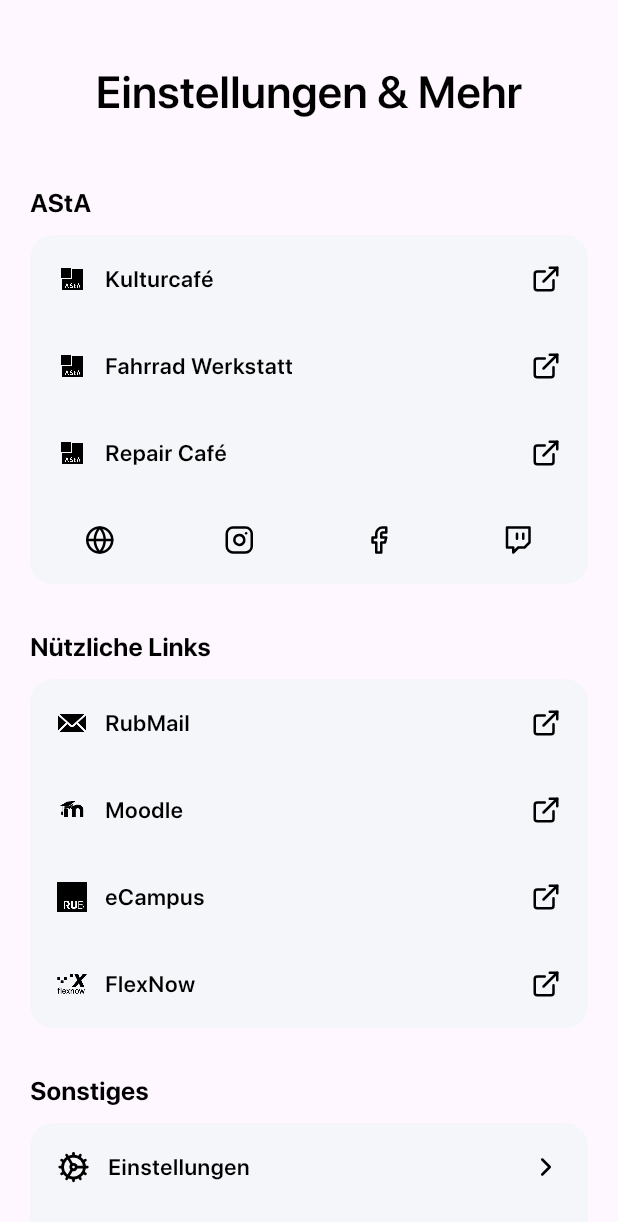
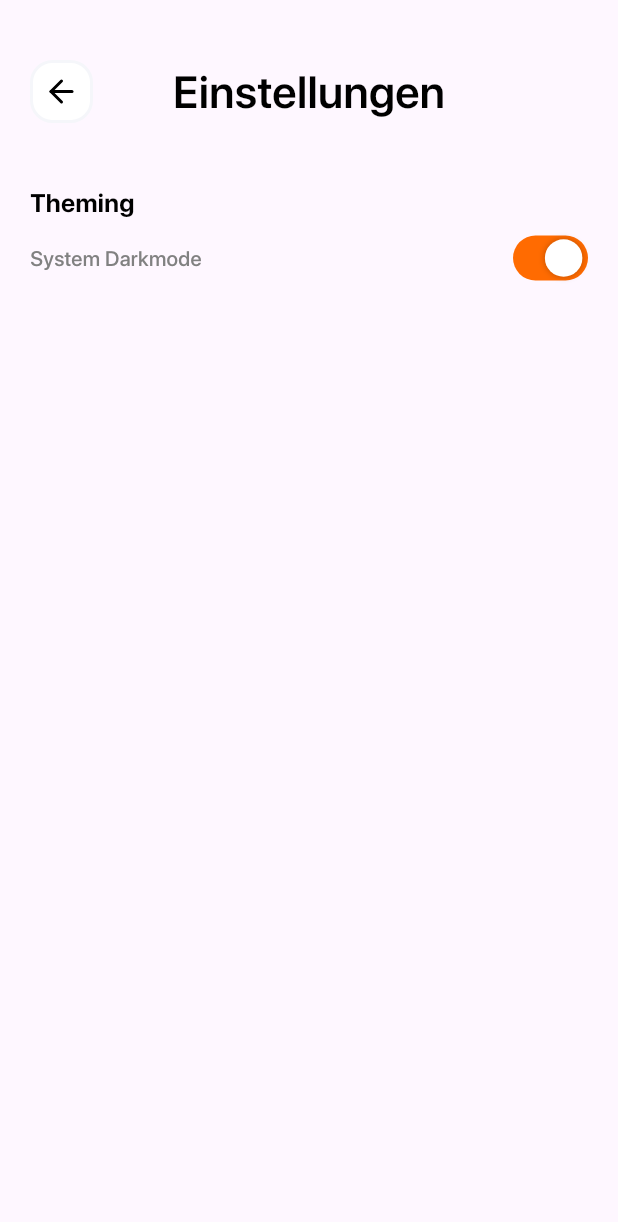
Before and after one commit to astarub/campus_app, a Flutter app: the MorePage screen opened directly with empty values, after a tap on "Einstellungen", on a phone screen of 412 x 824 dp. Shown: the top 1222 px of the screen. Run offline on Flutter 3.47's test engine with Material 2 defaults, Android fonts, the phone set to English and light mode, and no system bars; our stand-ins replace cached_network_image, cookie_jar, dartz, dio, dio_cookie_manager, flutter_html and 4 more; missing offline and left inert: flutter_displaymode, snapping_sheet; accounts and stored records are empty; generated files the repository leaves out were written again; project files that could hold a hidden picture were left out.

Commit message:
Settings page and static info page
This commit adds the settings page with a custom switch widget. Moreover, it adds a static information page for displaying the imprint and privacy texts.

````diff
--- a/lib/pages/more/more_page.dart
+++ b/lib/pages/more/more_page.dart
@@ -5,6 +5,8 @@ import 'package:campus_app/core/themes.dart';
 import 'package:campus_app/pages/home/widgets/page_navigation_animation.dart';
 import 'package:campus_app/pages/more/widgets/external_link_button.dart';
 import 'package:campus_app/pages/more/widgets/button_group.dart';
+import 'package:campus_app/pages/more/static_info_page.dart';
+import 'package:campus_app/pages/more/settings_page.dart';
 
 class MorePage extends StatelessWidget {
   final GlobalKey<NavigatorState> mainNavigatorKey;
@@ -17,6 +19,9 @@ class MorePage extends StatelessWidget {
     required this.pageEntryAnimationKey,
     required this.pageExitAnimationKey,
   }) : super(key: key);
+
+  static const String imprint = 'dfkajödslkf';
+  static const String privacy = 'dföjköaldf';
 
   @override
   Widget build(BuildContext context) {
@@ -106,19 +111,40 @@ class MorePage extends StatelessWidget {
                             title: 'Einstellungen',
                             leadingIconPath: 'assets/img/icons/settings.svg',
                             trailingIconPath: 'assets/img/icons/chevron-right.svg',
-                            onTap: () {},
+                            onTap: () {
+                              Navigator.push(
+                                context,
+                                MaterialPageRoute(
+                                  builder: (context) => const SettingsPage(),
+                                ),
+                              );
+                            },
                           ),
                           ExternalLinkButton(
                             title: 'Datenschutz',
                             leadingIconPath: 'assets/img/icons/info.svg',
                             trailingIconPath: 'assets/img/icons/chevron-right.svg',
-                            onTap: () {},
+                            onTap: () {
+                              Navigator.push(
+                                context,
+                                MaterialPageRoute(
+                                  builder: (context) => const StaticInfoPage(title: 'Datenschutz', content: privacy),
+                                ),
+                              );
+                            },
                           ),
                           ExternalLinkButton(
                             title: 'Impressum',
                             leadingIconPath: 'assets/img/icons/info.svg',
                             trailingIconPath: 'assets/img/icons/chevron-right.svg',
-                            onTap: () {},
+                            onTap: () {
+                              Navigator.push(
+                                context,
+                                MaterialPageRoute(
+                                  builder: (context) => const StaticInfoPage(title: 'Impressum', content: imprint),
+                                ),
+                              );
+                            },
                           ),
                           ExternalLinkButton(
                             title: 'Verwendete Ressourcen',
@@ -129,14 +155,12 @@ class MorePage extends StatelessWidget {
                         ],
                       ),
                       // AStA logo at the bottom of the page
-                      Expanded(
-                        child: Image.asset(
-                          'assets/img/asta_logo.png',
-                          width: 50,
-                          height: 50,
-                          color: Colors.black.withOpacity(0.05),
-                          alignment: Alignment.bottomCenter,
-                        ),
+                      Image.asset(
+                        'assets/img/asta_logo.png',
+                        width: 50,
+                        height: 50,
+                        color: Colors.black.withOpacity(0.05),
+                        alignment: Alignment.bottomCenter,
                       ),
                     ],
                   ),
--- /dev/null
+++ b/lib/pages/more/settings_page.dart
@@ -0,0 +1,97 @@
+import 'package:flutter/material.dart';
+import 'package:provider/provider.dart';
+
+import 'package:campus_app/core/themes.dart';
+import 'package:campus_app/core/settings.dart';
+import 'package:campus_app/utils/widgets/campus_icon_button.dart';
+import 'package:campus_app/pages/more/widgets/leading_text_switch.dart';
+
+/// This page displays the app settings
+class SettingsPage extends StatefulWidget {
+  const SettingsPage({Key? key}) : super(key: key);
+
+  @override
+  State<SettingsPage> createState() => _SettingsPageState();
+}
+
+class _SettingsPageState extends State<SettingsPage> {
+  bool _systemDarkmode = true;
+
+  @override
+  Widget build(BuildContext context) {
+    return Scaffold(
+      backgroundColor: Provider.of<ThemesNotifier>(context).currentThemeData.backgroundColor,
+      body: Padding(
+        padding: const EdgeInsets.only(top: 40, left: 20, right: 20),
+        child: Column(
+          children: [
+            // Back button & page title
+            Padding(
+              padding: const EdgeInsets.only(bottom: 40),
+              child: SizedBox(
+                width: double.infinity,
+                child: Stack(
+                  children: [
+                    CampusIconButton(
+                      iconPath: 'assets/img/icons/arrow-left.svg',
+                      onTap: () {
+                        Navigator.pop(context);
+                      },
+                    ),
+                    Align(
+                      child: Text(
+                        'Einstellungen',
+                        style: Provider.of<ThemesNotifier>(context).currentThemeData.textTheme.displayMedium,
+                      ),
+                    ),
+                  ],
+                ),
+              ),
+            ),
+            // Imprint
+            Expanded(
+              child: ListView(
+                physics: const BouncingScrollPhysics(),
+                children: [
+                  const SectionHeadline(headline: 'Theming'),
+                  // System Darkmode
+                  LeadingTextSwitch(
+                    text: 'System Darkmode',
+                    isActive: _systemDarkmode,
+                    onToggle: (value) {
+                      setState(() {
+                        _systemDarkmode = !_systemDarkmode;
+                      });
+                    },
+                  ),
+                ],
+              ),
+            ),
+          ],
+        ),
+      ),
+    );
+  }
+}
+
+/// This widget displays a single section headline in the settings page
+class SectionHeadline extends StatelessWidget {
+  final String headline;
+
+  const SectionHeadline({
+    Key? key,
+    required this.headline,
+  }) : super(key: key);
+
+  @override
+  Widget build(BuildContext context) {
+    return Padding(
+      padding: const EdgeInsets.only(bottom: 10),
+      child: Text(
+        headline,
+        textAlign: TextAlign.left,
+        style: Provider.of<ThemesNotifier>(context).currentThemeData.textTheme.headlineSmall,
+      ),
+    );
+  }
+}
--- /dev/null
+++ b/lib/pages/more/static_info_page.dart
@@ -0,0 +1,67 @@
+import 'package:flutter/material.dart';
+import 'package:provider/provider.dart';
+
+import 'package:campus_app/core/themes.dart';
+import 'package:campus_app/utils/widgets/campus_icon_button.dart';
+
+/// This page displays static information
+class StaticInfoPage extends StatelessWidget {
+  /// The page title that is displayed above the content
+  final String title;
+
+  /// The content that is displayed on the page
+  final String content;
+
+  const StaticInfoPage({
+    Key? key,
+    required this.title,
+    required this.content,
+  }) : super(key: key);
+
+  @override
+  Widget build(BuildContext context) {
+    return Scaffold(
+      backgroundColor: Provider.of<ThemesNotifier>(context).currentThemeData.backgroundColor,
+      body: Padding(
+        padding: const EdgeInsets.only(top: 40, left: 20, right: 20),
+        child: Column(
+          children: [
+            // Back button & page title
+            Padding(
+              padding: const EdgeInsets.only(bottom: 40),
+              child: SizedBox(
+                width: double.infinity,
+                child: Stack(
+                  children: [
+                    CampusIconButton(
+                      iconPath: 'assets/img/icons/arrow-left.svg',
+                      onTap: () {
+                        Navigator.pop(context);
+                      },
+                    ),
+                    Align(
+                      child: Text(
+                        title,
+                        style: Provider.of<ThemesNotifier>(context).currentThemeData.textTheme.displayMedium,
+                      ),
+                    ),
+                  ],
+                ),
+              ),
+            ),
+            // Content
+            Expanded(
+              child: Padding(
+                padding: const EdgeInsets.only(bottom: 20),
+                child: Text(
+                  content,
+                  style: Provider.of<ThemesNotifier>(context).currentThemeData.textTheme.bodyMedium,
+                ),
+              ),
+            ),
+          ],
+        ),
+      ),
+    );
+  }
+}
--- /dev/null
+++ b/lib/pages/more/widgets/leading_text_switch.dart
@@ -0,0 +1,38 @@
+import 'package:flutter/material.dart';
+import 'package:provider/provider.dart';
+
+import 'package:campus_app/core/themes.dart';
+import 'package:campus_app/utils/widgets/campus_switch.dart';
+
+/// This widget displays a [Text] and a [CampusSwitch] widget in a row.
+class LeadingTextSwitch extends StatelessWidget {
+  /// The description for the switch
+  final String text;
+
+  /// Wether the switch should be a active or not
+  final bool isActive;
+
+  /// The callback that is executed whenever the value of the switch changes
+  final ValueChanged<bool> onToggle;
+
+  const LeadingTextSwitch({
+    Key? key,
+    required this.text,
+    required this.isActive,
+    required this.onToggle,
+  }) : super(key: key);
+
+  @override
+  Widget build(BuildContext context) {
+    return Row(
+      mainAxisAlignment: MainAxisAlignment.spaceBetween,
+      children: [
+        Text(
+          text,
+          style: Provider.of<ThemesNotifier>(context).currentThemeData.textTheme.bodyMedium,
+        ),
+        CampusSwitch(value: isActive, onToggle: onToggle),
+      ],
+    );
+  }
+}
--- /dev/null
+++ b/lib/utils/widgets/campus_switch.dart
@@ -0,0 +1,399 @@
+import 'package:flutter/material.dart';
+
+/// This widget shows a switch that uses the CampusApp design language
+class CampusSwitch extends StatefulWidget {
+  /// Determines if the switch is on or off.
+  final bool value;
+
+  /// Called when the user toggles the switch.
+  ///
+  /// [onToggle] should update the state of the parent [StatefulWidget]
+  /// using the [setState] method, so that the parent gets rebuilt; for example:
+  ///
+  /// ```dart
+  /// FlutterSwitch(
+  ///   value: _status,
+  ///   onToggle: (val) {
+  ///     setState(() {
+  ///        _status = val;
+  ///     });
+  ///   },
+  /// ),
+  /// ```
+  final ValueChanged<bool> onToggle;
+
+  /// Displays an on or off text.
+  ///
+  /// Text value can be override by the [activeText] and
+  /// [inactiveText] properties.
+  final bool showOnOff;
+
+  /// The text to display when the switch is on.
+  /// This parameter is only necessary when [showOnOff] property is true.
+  ///
+  /// To change value style, the following properties are available:
+  ///
+  /// - [activeTextColor] - The color to use on the text value when the switch is on.
+  /// - [activeTextFontWeight] - The font weight to use on the text value when the switch is on.
+  final String? activeText;
+
+  /// The text to display when the switch is off.
+  /// This parameter is only necessary when [showOnOff] property is true.
+  ///
+  /// To change value style, the following properties are available:
+  ///
+  /// - [inactiveTextColor] - The color to use on the text value when the switch is off.
+  /// - [inactiveTextFontWeight] - The font weight to use on the text value when the switch is off.
+  final String? inactiveText;
+
+  /// The color to use on the switch when the switch is on.
+  final Color activeColor;
+
+  /// The color to use on the switch when the switch is off.
+  final Color inactiveColor;
+
+  /// The color to use on the text value when the switch is on.
+  /// This parameter is only necessary when [showOnOff] property is true.
+  final Color activeTextColor;
+
+  /// The color to use on the text value when the switch is off.
+  /// This parameter is only necessary when [showOnOff] property is true.
+  final Color inactiveTextColor;
+
+  /// The font weight to use on the text value when the switch is on.
+  /// This parameter is only necessary when [showOnOff] property is true.
+  final FontWeight? activeTextFontWeight;
+
+  /// The font weight to use on the text value when the switch is off.
+  /// This parameter is only necessary when [showOnOff] property is true.
+  final FontWeight? inactiveTextFontWeight;
+
+  /// The color to use on the toggle of the switch.
+  ///
+  /// If the [activeSwitchBorder] or [inactiveSwitchBorder] is used, this property must be null.
+  final Color toggleColor;
+
+  /// The color to use on the toggle of the switch when the given value is true.
+  ///
+  /// If [inactiveToggleColor] is used and this property is null. the value of
+  /// [Colors.white] will be used.
+  final Color? activeToggleColor;
+
+  /// The color to use on the toggle of the switch when the given value is false.
+  ///
+  /// If [activeToggleColor] is used and this property is null. the value of
+  /// [Colors.white] will be used.
+  final Color? inactiveToggleColor;
+
+  /// The given width of the switch.
+  final double width;
+
+  /// The given height of the switch.
+  final double height;
+
+  /// The size of the toggle of the switch.
+  final double toggleSize;
+
+  /// The font size of the values of the switch.
+  /// This parameter is only necessary when [showOnOff] property is true.
+  final double valueFontSize;
+
+  /// The border radius of the switch.
+  final double borderRadius;
+
+  /// The shadow of the switch
+  final BoxShadow toggleShadow;
+
+  /// The padding of the switch.
+  final double padding;
+
+  /// The border of the switch.
+  ///
+  /// This property will give a uniform border to both states of the toggle.
+  ///
+  /// If the [activeSwitchBorder] or [inactiveSwitchBorder] is used, this property must be null.
+  final BoxBorder? switchBorder;
+
+  /// The border of the switch when the given value is true.
+  final BoxBorder? activeSwitchBorder;
+
+  /// The border of the switch when the given value is false.
+  final BoxBorder? inactiveSwitchBorder;
+
+  /// The border of the toggle.
+  ///
+  /// This property will give a uniform border to both states of the toggle
+  ///
+  /// If the [activeToggleBorder] or [inactiveToggleBorder] is used, this property must be null.
+  final BoxBorder? toggleBorder;
+
+  /// The border of the toggle when the given value is true.
+  final BoxBorder? activeToggleBorder;
+
+  /// The border of the toggle when the given value is false.
+  final BoxBorder? inactiveToggleBorder;
+
+  /// The icon inside the toggle when the given value is true.
+  /// activeIcon can be an Icon Widget, an Image or Fontawesome Icons.
+  final Widget? activeIcon;
+
+  /// The icon inside the toggle when the given value is false.
+  /// inactiveIcon can be an Icon Widget, an Image or Fontawesome Icons.
+  final Widget? inactiveIcon;
+
+  /// The duration in milliseconds to change the state of the switch
+  final Duration duration;
+
+  /// The animation curve that is used to change the state of the switch
+  final Curve curve;
+
+  /// Determines whether the switch is disabled.
+  final bool disabled;
+
+  const CampusSwitch({
+    Key? key,
+    required this.value,
+    required this.onToggle,
+    this.activeColor = const Color.fromRGBO(255, 107, 1, 1),
+    this.inactiveColor = const Color.fromRGBO(245, 246, 250, 1),
+    this.activeTextColor = Colors.white70,
+    this.inactiveTextColor = Colors.white70,
+    this.toggleColor = Colors.white,
+    this.activeToggleColor,
+    this.inactiveToggleColor,
+    this.width = 50.0,
+    this.height = 30.0,
+    this.toggleSize = 27.5,
+    this.valueFontSize = 16.0,
+    this.borderRadius = 20.0,
+    this.padding = 2.5,
+    this.toggleShadow = const BoxShadow(color: Colors.black26, blurRadius: 3),
+    this.showOnOff = false,
+    this.activeText,
+    this.inactiveText,
+    this.activeTextFontWeight,
+    this.inactiveTextFontWeight,
+    this.switchBorder,
+    this.activeSwitchBorder,
+    this.inactiveSwitchBorder,
+    this.toggleBorder,
+    this.activeToggleBorder,
+    this.inactiveToggleBorder,
+    this.activeIcon,
+    this.inactiveIcon,
+    this.duration = const Duration(milliseconds: 200),
+    this.curve = Curves.ease,
+    this.disabled = false,
+  })  : assert(
+            (switchBorder == null || activeSwitchBorder == null) &&
+                (switchBorder == null || inactiveSwitchBorder == null),
+            'Cannot provide switchBorder when an activeSwitchBorder or inactiveSwitchBorder was given\n'
+            'To give the switch a border, use "activeSwitchBorder: border" or "inactiveSwitchBorder: border".'),
+        assert(
+            (toggleBorder == null || activeToggleBorder == null) &&
+                (toggleBorder == null || inactiveToggleBorder == null),
+            'Cannot provide toggleBorder when an activeToggleBorder or inactiveToggleBorder was given\n'
+            'To give the toggle a border, use "activeToggleBorder: color" or "inactiveToggleBorder: color".'),
+        super(key: key);
+
+  @override
+  _CampusSwitchState createState() => _CampusSwitchState();
+}
+
+class _CampusSwitchState extends State<CampusSwitch> with SingleTickerProviderStateMixin {
+  late final AnimationController _animationController;
+  late final Animation _toggleAnimation;
+
+  @override
+  void initState() {
+    super.initState();
+
+    _animationController = AnimationController(
+      vsync: this,
+      value: widget.value ? 1.0 : 0.0,
+      duration: widget.duration,
+    );
+
+    _toggleAnimation = AlignmentTween(
+      begin: Alignment.centerLeft,
+      end: Alignment.centerRight,
+    ).animate(CurvedAnimation(parent: _animationController, curve: widget.curve));
+  }
+
+  @override
+  void dispose() {
+    _animationController.dispose();
+
+    super.dispose();
+  }
+
+  @override
+  void didUpdateWidget(CampusSwitch oldWidget) {
+    super.didUpdateWidget(oldWidget);
+
+    if (oldWidget.value == widget.value) return;
+
+    if (widget.value) {
+      _animationController.forward();
+    } else {
+      _animationController.reverse();
+    }
+  }
+
+  @override
+  Widget build(BuildContext context) {
+    Color _toggleColor = Colors.white;
+    Color _switchColor = Colors.white;
+    Border? _switchBorder;
+    Border? _toggleBorder;
+
+    if (widget.value) {
+      _toggleColor = widget.activeToggleColor ?? widget.toggleColor;
+      _switchColor = widget.activeColor;
+      _switchBorder = widget.activeSwitchBorder as Border? ?? widget.switchBorder as Border?;
+      _toggleBorder = widget.activeToggleBorder as Border? ?? widget.toggleBorder as Border?;
+    } else {
+      _toggleColor = widget.inactiveToggleColor ?? widget.toggleColor;
+      _switchColor = widget.inactiveColor;
+      _switchBorder = widget.inactiveSwitchBorder as Border? ?? widget.switchBorder as Border?;
+      _toggleBorder = widget.inactiveToggleBorder as Border? ?? widget.toggleBorder as Border?;
+    }
+
+    final double _textSpace = widget.width - widget.toggleSize;
+
+    return AnimatedBuilder(
+      animation: _animationController,
+      builder: (context, child) {
+        return SizedBox(
+          width: widget.width,
+          child: Align(
+            child: GestureDetector(
+              onTap: () {
+                if (!widget.disabled) {
+                  if (widget.value) {
+                    _animationController.forward();
+                  } else {
+                    _animationController.reverse();
+                  }
+
+                  widget.onToggle(!widget.value);
+                }
+              },
+              child: Opacity(
+                opacity: widget.disabled ? 0.6 : 1,
+                child: Container(
+                  width: widget.width,
+                  height: widget.height,
+                  padding: EdgeInsets.all(widget.padding),
+                  decoration: BoxDecoration(
+                    borderRadius: BorderRadius.circular(widget.borderRadius),
+                    color: _switchColor,
+                    border: _switchBorder,
+                  ),
+                  child: Stack(
+                    children: <Widget>[
+                      AnimatedOpacity(
+                        opacity: widget.value ? 1.0 : 0.0,
+                        duration: widget.duration,
+                        child: Container(
+                          width: _textSpace,
+                          padding: const EdgeInsets.symmetric(horizontal: 4),
+                          alignment: Alignment.centerLeft,
+                          child: _activeText,
+                        ),
+                      ),
+                      Align(
+                        alignment: Alignment.centerRight,
+                        child: AnimatedOpacity(
+                          opacity: !widget.value ? 1.0 : 0.0,
+                          duration: widget.duration,
+                          child: Container(
+                            width: _textSpace,
+                            padding: const EdgeInsets.symmetric(horizontal: 4),
+                            alignment: Alignment.centerRight,
+                            child: _inactiveText,
+                          ),
+                        ),
+                      ),
+                      Align(
+                        alignment: _toggleAnimation.value,
+                        child: Container(
+                          width: widget.toggleSize,
+                          height: widget.toggleSize,
+                          padding: const EdgeInsets.all(4.0),
+                          decoration: BoxDecoration(
+                            shape: BoxShape.circle,
+                            color: _toggleColor,
+                            border: _toggleBorder,
+                            boxShadow: [widget.toggleShadow],
+                          ),
+                          child: FittedBox(
+                            fit: BoxFit.contain,
+                            child: Container(
+                              child: Stack(
+                                children: [
+                                  Center(
+                                    child: AnimatedOpacity(
+                                      opacity: widget.value ? 1.0 : 0.0,
+                                      duration: widget.duration,
+                                      child: widget.activeIcon,
+                                    ),
+                                  ),
+                                  Center(
+                                    child: AnimatedOpacity(
+                                      opacity: !widget.value ? 1.0 : 0.0,
+                                      duration: widget.duration,
+                                      child: widget.inactiveIcon,
+                                    ),
+                                  ),
+                                ],
+                              ),
+                            ),
+                          ),
+                        ),
+                      ),
+                    ],
+                  ),
+                ),
+              ),
+            ),
+          ),
+        );
+      },
+    );
+  }
+
+  FontWeight get _activeTextFontWeight => widget.activeTextFontWeight ?? FontWeight.w900;
+  FontWeight get _inactiveTextFontWeight => widget.inactiveTextFontWeight ?? FontWeight.w900;
+
+  Widget get _activeText {
+    if (widget.showOnOff) {
+      return Text(
+        widget.activeText ?? 'On',
+        style: TextStyle(
+          color: widget.activeTextColor,
+          fontWeight: _activeTextFontWeight,
+          fontSize: widget.valueFontSize,
+        ),
+      );
+    }
+
+    return const Text('');
+  }
+
+  Widget get _inactiveText {
+    if (widget.showOnOff) {
+      return Text(
+        widget.inactiveText ?? 'Off',
+        style: TextStyle(
+          color: widget.inactiveTextColor,
+          fontWeight: _inactiveTextFontWeight,
+          fontSize: widget.valueFontSize,
+        ),
+        textAlign: TextAlign.right,
+      );
+    }
+
+    return const Text('');
+  }
+}
````
